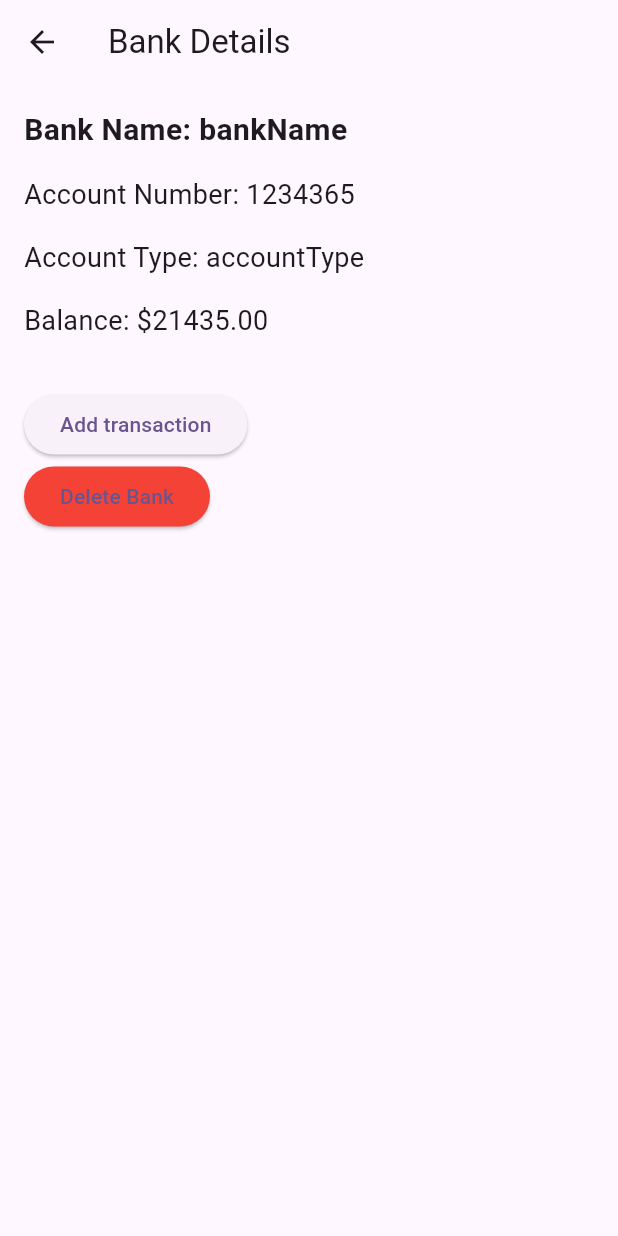
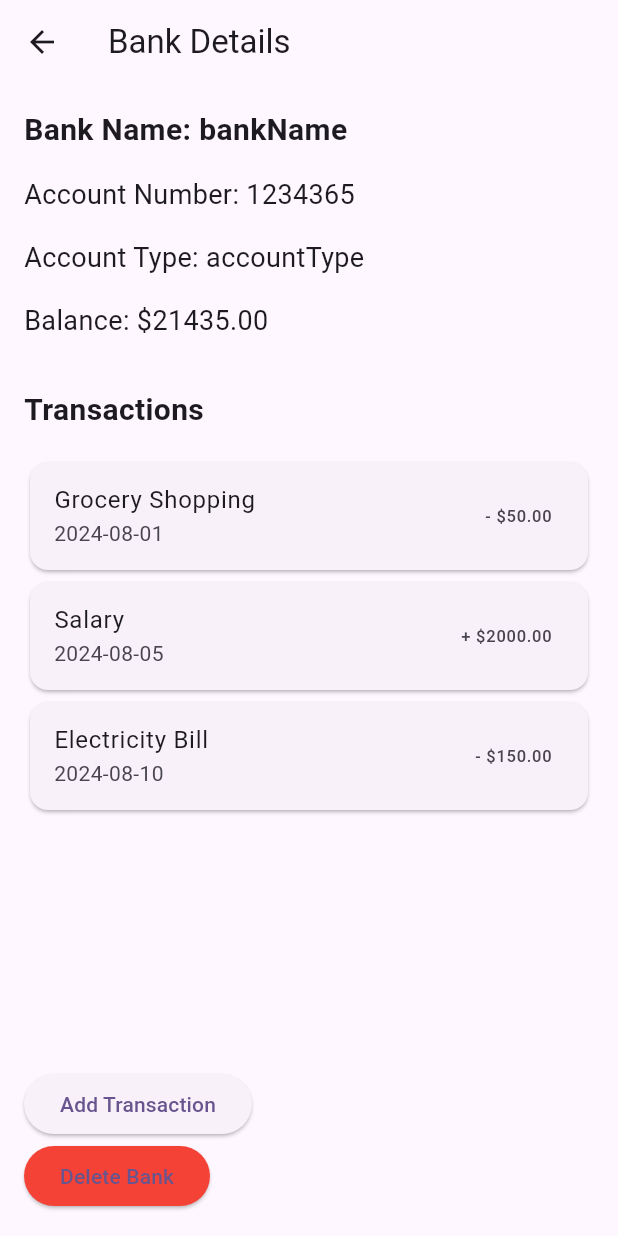
Before and after one commit to KonikaBraswal/coco, a Flutter app: the BankDetailsPage screen opened directly, on a phone screen of 412 x 824 dp. Run offline on Flutter 3.47's test engine with Material 3 defaults, Android fonts, the phone set to English and light mode, and no system bars.

Commit message:
wallet and bank details

```diff
--- a/lib/bankdetails.dart
+++ b/lib/bankdetails.dart
@@ -16,6 +16,25 @@ class BankDetailsPage extends StatelessWidget {
 
   @override
   Widget build(BuildContext context) {
+    // Sample transactions
+    final List<Map<String, String>> transactions = [
+      {
+        'name': 'Grocery Shopping',
+        'date': '2024-08-01',
+        'amount': '- \$50.00',
+      },
+      {
+        'name': 'Salary',
+        'date': '2024-08-05',
+        'amount': '+ \$2000.00',
+      },
+      {
+        'name': 'Electricity Bill',
+        'date': '2024-08-10',
+        'amount': '- \$150.00',
+      },
+    ];
+
     return Scaffold(
       appBar: AppBar(
         title: const Text("Bank Details"),
@@ -45,11 +64,37 @@ class BankDetailsPage extends StatelessWidget {
               style: const TextStyle(fontSize: 18),
             ),
             const SizedBox(height: 32.0),
+
+            // Transactions section
+            const Text(
+              "Transactions",
+              style: TextStyle(fontSize: 20, fontWeight: FontWeight.bold),
+            ),
+            const SizedBox(height: 16.0),
+
+            // Display transactions
+            Expanded(
+              child: ListView.builder(
+                itemCount: transactions.length,
+                itemBuilder: (context, index) {
+                  final transaction = transactions[index];
+                  return Card(
+                    child: ListTile(
+                      title: Text(transaction['name']!),
+                      subtitle: Text(transaction['date']!),
+                      trailing: Text(transaction['amount']!),
+                    ),
+                  );
+                },
+              ),
+            ),
+
+            // Edit and Delete buttons
             ElevatedButton(
               onPressed: () {
                 // Add functionality to edit the bank details
               },
-              child: const Text("Add transaction"),
+              child: const Text("Add Transaction"),
             ),
             ElevatedButton(
               onPressed: () {
--- a/lib/walletdetails.dart
+++ b/lib/walletdetails.dart
@@ -14,6 +14,25 @@ class WalletDetailsPage extends StatelessWidget {
 
   @override
   Widget build(BuildContext context) {
+    // Sample transactions
+    final List<Map<String, String>> transactions = [
+      {
+        'name': 'Online Purchase',
+        'date': '2024-08-15',
+        'amount': '- \$80.00',
+      },
+      {
+        'name': 'Deposit',
+        'date': '2024-08-10',
+        'amount': '+ \$300.00',
+      },
+      {
+        'name': 'Subscription Payment',
+        'date': '2024-08-05',
+        'amount': '- \$12.99',
+      },
+    ];
+
     return Scaffold(
       appBar: AppBar(
         title: const Text("Wallet Details"),
@@ -38,12 +57,40 @@ class WalletDetailsPage extends StatelessWidget {
               style: const TextStyle(fontSize: 18),
             ),
             const SizedBox(height: 32.0),
+
+            // Transactions section
+            const Text(
+              "Transactions",
+              style: TextStyle(fontSize: 20, fontWeight: FontWeight.bold),
+            ),
+            const SizedBox(height: 16.0),
+
+            // Display transactions
+            Expanded(
+              child: ListView.builder(
+                itemCount: transactions.length,
+                itemBuilder: (context, index) {
+                  final transaction = transactions[index];
+                  return Card(
+                    child: ListTile(
+                      title: Text(transaction['name']!),
+                      subtitle: Text(transaction['date']!),
+                      trailing: Text(transaction['amount']!),
+                    ),
+                  );
+                },
+              ),
+            ),
+
+            // Add Transaction button
             ElevatedButton(
               onPressed: () {
-                // Add functionality to edit the wallet
+                // Add functionality to add a transaction
               },
               child: const Text("Add Transaction"),
             ),
+
+            // Delete Wallet button
             ElevatedButton(
               onPressed: () {
                 // Add functionality to delete the wallet
```
